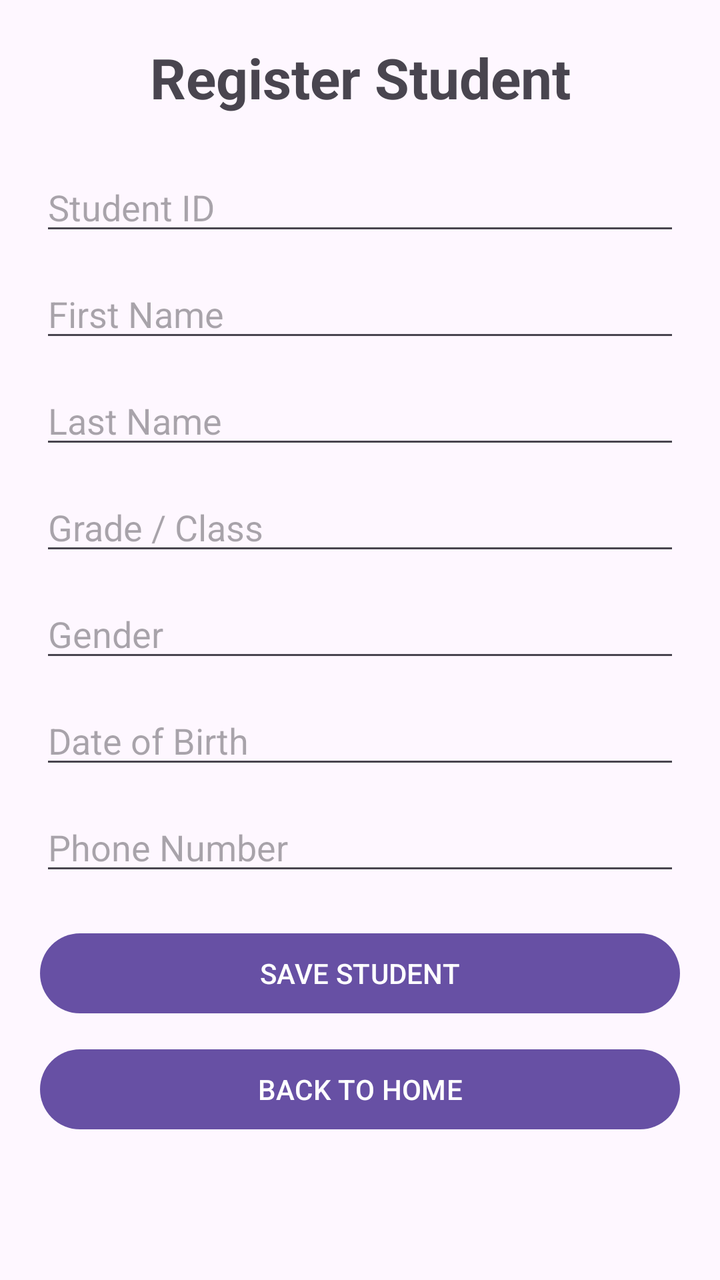
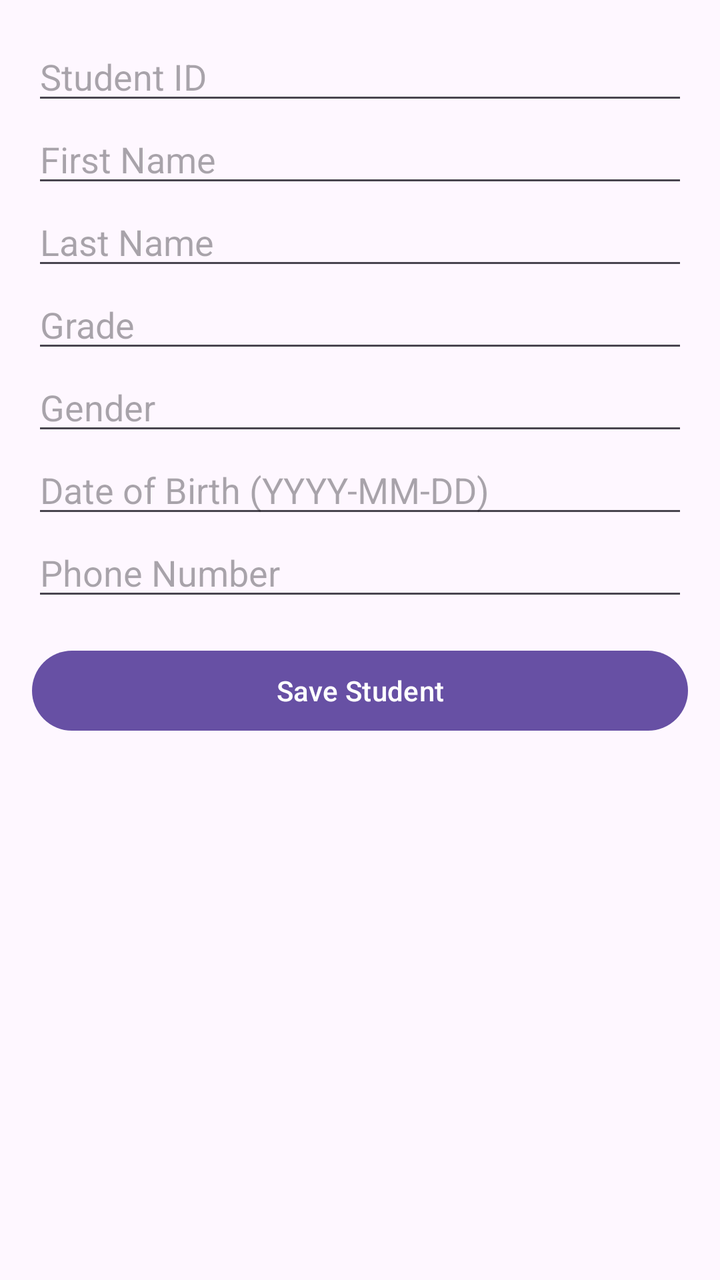

The first picture is an Android layout as it rendered before a commit; the second is the same layout after the commit. The layout source and the unified diff follow.
<!-- AndroidManifest.xml: application theme Theme.StudentApplication -->
<!-- res/layout/activity_student_registration.xml -->
<?xml version="1.0" encoding="utf-8"?>
<ScrollView xmlns:android="http://schemas.android.com/apk/res/android"
    android:layout_width="match_parent"
    android:layout_height="match_parent">

  <LinearLayout
      android:layout_width="match_parent"
      android:layout_height="wrap_content"
      android:orientation="vertical"
      android:padding="20dp">

    <TextView
        android:layout_width="match_parent"
        android:layout_height="wrap_content"
        android:text="Register Student"
        android:textSize="28sp"
        android:textStyle="bold"
        android:gravity="center"
        android:layout_marginBottom="24dp" />

    <EditText
        android:id="@+id/etStudentId"
        android:layout_width="match_parent"
        android:layout_height="wrap_content"
        android:hint="Student ID"
        android:inputType="text"
        android:layout_marginBottom="12dp" />

    <EditText
        android:id="@+id/etFirstName"
        android:layout_width="match_parent"
        android:layout_height="wrap_content"
        android:hint="First Name"
        android:inputType="textCapWords"
        android:layout_marginBottom="12dp" />

    <EditText
        android:id="@+id/etLastName"
        android:layout_width="match_parent"
        android:layout_height="wrap_content"
        android:hint="Last Name"
        android:inputType="textCapWords"
        android:layout_marginBottom="12dp" />

    <EditText
        android:id="@+id/etGrade"
        android:layout_width="match_parent"
        android:layout_height="wrap_content"
        android:hint="Grade / Class"
        android:inputType="text"
        android:layout_marginBottom="12dp" />

    <EditText
        android:id="@+id/etGender"
        android:layout_width="match_parent"
        android:layout_height="wrap_content"
        android:hint="Gender"
        android:inputType="textCapWords"
        android:layout_marginBottom="12dp" />

    <EditText
        android:id="@+id/etDateOfBirth"
        android:layout_width="match_parent"
        android:layout_height="wrap_content"
        android:hint="Date of Birth"
        android:inputType="date"
        android:layout_marginBottom="12dp" />

    <EditText
        android:id="@+id/etPhone"
        android:layout_width="match_parent"
        android:layout_height="wrap_content"
        android:hint="Phone Number"
        android:inputType="phone"
        android:layout_marginBottom="20dp" />

    <Button
        android:id="@+id/btnSaveStudent"
        android:layout_width="match_parent"
        android:layout_height="wrap_content"
        android:text="SAVE STUDENT"
        android:layout_marginBottom="10dp" />

    <Button
        android:id="@+id/btnBackHome"
        android:layout_width="match_parent"
        android:layout_height="wrap_content"
        android:text="BACK TO HOME" />

  </LinearLayout>

</ScrollView>
<!-- resources referenced by this layout -->
<resources>
  <style name="Theme.StudentApplication" parent="Base.Theme.StudentApplication" />
  <style name="Base.Theme.StudentApplication" parent="Theme.Material3.DayNight.NoActionBar">
          
          
      </style>
</resources>

<!-- the commit's change to res/layout/activity_student_registration.xml (unified diff, before → after) -->
@@ -1,92 +1,69 @@
 <?xml version="1.0" encoding="utf-8"?>
 <ScrollView xmlns:android="http://schemas.android.com/apk/res/android"
     android:layout_width="match_parent"
-    android:layout_height="match_parent">
+    android:layout_height="match_parent"
+    android:padding="16dp">
 
   <LinearLayout
       android:layout_width="match_parent"
       android:layout_height="wrap_content"
-      android:orientation="vertical"
-      android:padding="20dp">
-
-    <TextView
-        android:layout_width="match_parent"
-        android:layout_height="wrap_content"
-        android:text="Register Student"
-        android:textSize="28sp"
-        android:textStyle="bold"
-        android:gravity="center"
-        android:layout_marginBottom="24dp" />
+      android:orientation="vertical">
 
     <EditText
         android:id="@+id/etStudentId"
         android:layout_width="match_parent"
         android:layout_height="wrap_content"
         android:hint="Student ID"
-        android:inputType="text"
-        android:layout_marginBottom="12dp" />
+        android:inputType="text" />
 
     <EditText
         android:id="@+id/etFirstName"
         android:layout_width="match_parent"
         android:layout_height="wrap_content"
         android:hint="First Name"
-        android:inputType="textCapWords"
-        android:layout_marginBottom="12dp" />
+        android:inputType="textPersonName" />
 
     <EditText
         android:id="@+id/etLastName"
         android:layout_width="match_parent"
         android:layout_height="wrap_content"
         android:hint="Last Name"
-        android:inputType="textCapWords"
-        android:layout_marginBottom="12dp" />
+        android:inputType="textPersonName" />
 
     <EditText
         android:id="@+id/etGrade"
         android:layout_width="match_parent"
         android:layout_height="wrap_content"
-        android:hint="Grade / Class"
-        android:inputType="text"
-        android:layout_marginBottom="12dp" />
+        android:hint="Grade"
+        android:inputType="text" />
 
     <EditText
         android:id="@+id/etGender"
         android:layout_width="match_parent"
         android:layout_height="wrap_content"
         android:hint="Gender"
-        android:inputType="textCapWords"
-        android:layout_marginBottom="12dp" />
+        android:inputType="text" />
 
     <EditText
         android:id="@+id/etDateOfBirth"
         android:layout_width="match_parent"
         android:layout_height="wrap_content"
-        android:hint="Date of Birth"
-        android:inputType="date"
-        android:layout_marginBottom="12dp" />
+        android:hint="Date of Birth (YYYY-MM-DD)"
+        android:inputType="date" />
 
     <EditText
         android:id="@+id/etPhone"
         android:layout_width="match_parent"
         android:layout_height="wrap_content"
         android:hint="Phone Number"
-        android:inputType="phone"
-        android:layout_marginBottom="20dp" />
+        android:inputType="phone" />
 
     <Button
-        android:id="@+id/btnSaveStudent"
+        android:id="@+id/btnSave"
         android:layout_width="match_parent"
         android:layout_height="wrap_content"
-        android:text="SAVE STUDENT"
-        android:layout_marginBottom="10dp" />
-
-    <Button
-        android:id="@+id/btnBackHome"
-        android:layout_width="match_parent"
-        android:layout_height="wrap_content"
-        android:text="BACK TO HOME" />
+        android:text="Save Student"
+        android:layout_marginTop="16dp" />
 
   </LinearLayout>
-
 </ScrollView>
